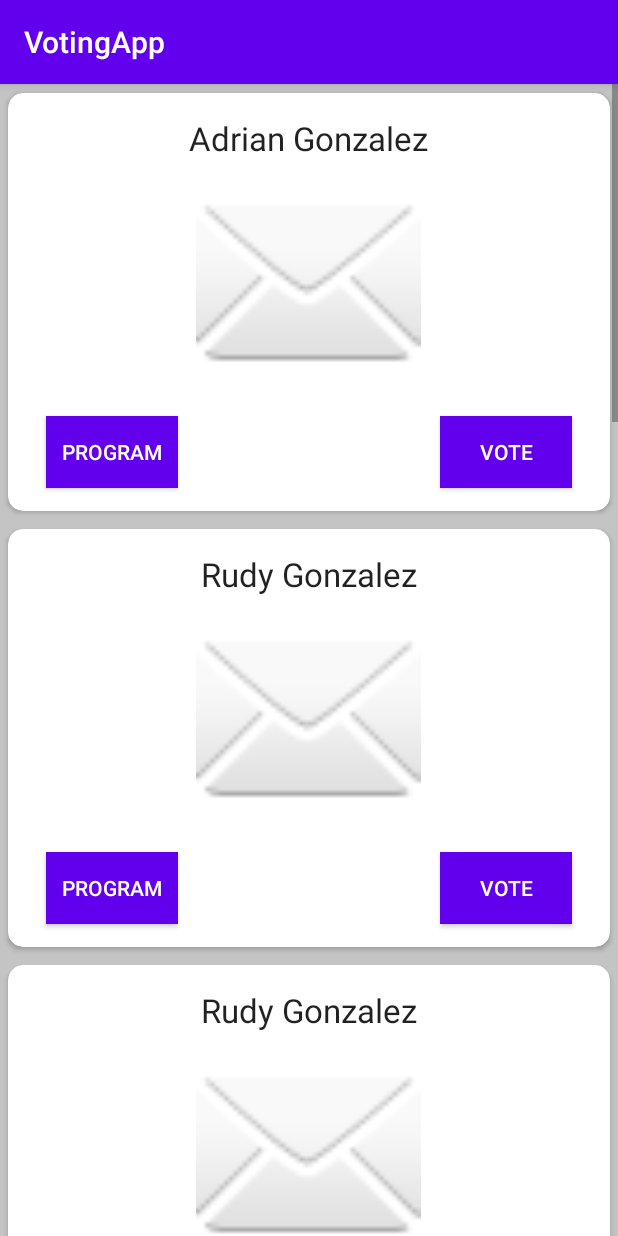
After one commit to Mazi222/Voting_system, an Android app: the CandidateListActivity screen opened directly, with no data from a screen before it, on a phone screen of 412 x 824 dp. The commit adds this screen. Run offline under Robolectric (Android 15) with nearby library versions, the phone set to English and light mode, and no system bars.

Commit message:
[candidates-view] create view

```diff
--- a/app/build.gradle
+++ b/app/build.gradle
@@ -48,6 +48,7 @@ dependencies {
     implementation 'androidx.recyclerview:recyclerview-selection:1.0.0'
     implementation 'com.google.android.material:material:1.1.0'
     implementation 'com.stepstone.stepper:material-stepper:3.2.3'
+    implementation "androidx.cardview:cardview:1.0.0"
     implementation 'androidx.legacy:legacy-support-v4:1.0.0'
     testImplementation 'junit:junit:4.12'
     androidTestImplementation 'androidx.test.ext:junit:1.1.1'
--- a/app/src/main/AndroidManifest.xml
+++ b/app/src/main/AndroidManifest.xml
@@ -9,6 +9,7 @@
         android:roundIcon="@mipmap/ic_launcher_round"
         android:supportsRtl="true"
         android:theme="@style/AppTheme">
+        <activity android:name=".CandidateListActivity"></activity>
         <activity
             android:name=".view.create.CreateVotingActivity"
             android:parentActivityName=".MainActivity">
--- /dev/null
+++ b/app/src/main/java/pl/edu/agh/votingapp/CandidateListActivity.kt
@@ -0,0 +1,40 @@
+package pl.edu.agh.votingapp
+
+import androidx.appcompat.app.AppCompatActivity
+import android.os.Bundle
+import androidx.recyclerview.widget.LinearLayoutManager
+import androidx.recyclerview.widget.RecyclerView
+
+class CandidateListActivity : AppCompatActivity() {
+    private lateinit var recyclerView: RecyclerView
+    private lateinit var viewAdapter: RecyclerView.Adapter<*>
+    private lateinit var viewManager: RecyclerView.LayoutManager
+    private var myDataset: Array<CandidateListElement> = arrayOf(
+        CandidateListElement("Adrian Gonzalez", android.R.drawable.ic_dialog_email),
+        CandidateListElement("Rudy Gonzalez", android.R.drawable.ic_dialog_email),
+        CandidateListElement("Rudy Gonzalez", android.R.drawable.ic_dialog_email),
+        CandidateListElement("Adrian Gonzalez", android.R.drawable.ic_dialog_email),
+        CandidateListElement("Rudy Gonzalez", android.R.drawable.ic_dialog_email),
+        CandidateListElement("Adrian Gonzalez", android.R.drawable.ic_dialog_email),
+        CandidateListElement("Rudy Gonzalez", android.R.drawable.ic_dialog_email),
+        CandidateListElement("Adrian Gonzalez", android.R.drawable.ic_dialog_email),
+        CandidateListElement("Rudy Gonzalez", android.R.drawable.ic_dialog_email)
+    )
+
+    override fun onCreate(savedInstanceState: Bundle?) {
+        super.onCreate(savedInstanceState)
+        setContentView(R.layout.activity_candidate_list)
+
+        viewManager = LinearLayoutManager(this)
+        viewAdapter = CandidateListAdapter(myDataset)
+
+        recyclerView = findViewById<RecyclerView>(R.id.candidate_list_rec_view).apply {
+            setHasFixedSize(true)
+
+            // use a linear layout manager
+            layoutManager = viewManager
+            adapter = viewAdapter
+
+        }
+    }
+}
--- /dev/null
+++ b/app/src/main/java/pl/edu/agh/votingapp/CandidateListAdapter.kt
@@ -0,0 +1,39 @@
+package pl.edu.agh.votingapp
+
+import android.view.LayoutInflater
+import android.view.View
+import android.view.ViewGroup
+import android.widget.ImageView
+import android.widget.RelativeLayout
+import android.widget.TextView
+import android.widget.Toast
+import androidx.recyclerview.widget.RecyclerView
+
+class CandidateListAdapter(private val myDataset: Array<CandidateListElement>) :
+    RecyclerView.Adapter<CandidateListAdapter.MyViewHolder>() {
+
+    class MyViewHolder(val view: View) : RecyclerView.ViewHolder(view) {
+        val textView: TextView = view.findViewById(R.id.candidate_name) as TextView
+        val candidatePhoto: ImageView = view.findViewById(R.id.ivCandidate) as ImageView
+        val relativeLayout: RelativeLayout = view.findViewById(R.id.relative_layout)
+    }
+
+    override fun onCreateViewHolder(parent: ViewGroup,
+                                    viewType: Int): CandidateListAdapter.MyViewHolder {
+        val cell = LayoutInflater.from(parent.context)
+            .inflate(R.layout.candidate_list_item, parent, false)
+
+        return MyViewHolder(cell)
+    }
+
+    override fun onBindViewHolder(holder: MyViewHolder, position: Int) {
+        val listElement: CandidateListElement = myDataset[position]
+        holder.textView.text = myDataset[position].name
+        holder.candidatePhoto.setImageResource(myDataset[position].image)
+        holder.relativeLayout.setOnClickListener(View.OnClickListener { view ->
+            Toast.makeText(view.context, "Congrats, u can click on stuff", Toast.LENGTH_LONG).show()
+        })
+    }
+
+    override fun getItemCount() = myDataset.size
+}
--- /dev/null
+++ b/app/src/main/java/pl/edu/agh/votingapp/CandidateListElement.kt
@@ -0,0 +1,5 @@
+package pl.edu.agh.votingapp
+
+class CandidateListElement(val name : String, val image: Int){
+
+}
--- a/app/src/main/java/pl/edu/agh/votingapp/MainActivity.kt
+++ b/app/src/main/java/pl/edu/agh/votingapp/MainActivity.kt
@@ -16,11 +16,20 @@ class MainActivity : AppCompatActivity() {
         createVotingBtn.setOnClickListener {
             this.createVoting()
         }
+
+        val joinVotingBtn: Button = findViewById(R.id.join_voting_btn)
+        joinVotingBtn.setOnClickListener {
+            this.joinVoting()
+        }
     }
 
     private fun createVoting() {
         val intent = Intent(this, CreateVotingActivity::class.java)
         startActivity(intent)
     }
+    private fun joinVoting() {  // navigates to CandidateListActivity, need to be changed later
+        val intent = Intent(this, CandidateListActivity::class.java)
+        startActivity(intent)
+    }
 
 }
--- /dev/null
+++ b/app/src/main/res/drawable/border.xml
@@ -0,0 +1,8 @@
+<?xml version="1.0" encoding="utf-8"?>
+<shape xmlns:android="http://schemas.android.com/apk/res/android"
+    android:shape="rectangle">
+    <solid android:color="#FFFFFF" />
+    <stroke
+        android:width="1dp"
+        android:color="#CCCCCC" />
+</shape>
--- /dev/null
+++ b/app/src/main/res/layout/activity_candidate_list.xml
@@ -0,0 +1,9 @@
+<?xml version="1.0" encoding="utf-8"?>
+<androidx.recyclerview.widget.RecyclerView xmlns:android="http://schemas.android.com/apk/res/android"
+    xmlns:tools="http://schemas.android.com/tools"
+    android:id="@+id/candidate_list_rec_view"
+    android:layout_width="match_parent"
+    android:layout_height="match_parent"
+    android:scrollbars="vertical">
+
+</androidx.recyclerview.widget.RecyclerView>
--- /dev/null
+++ b/app/src/main/res/layout/candidate_list_item.xml
@@ -0,0 +1,120 @@
+<?xml version="1.0" encoding="utf-8"?>
+<RelativeLayout xmlns:android="http://schemas.android.com/apk/res/android"
+    xmlns:card_view="http://schemas.android.com/apk/res-auto"
+    android:id="@+id/relative_layout"
+    android:layout_width="match_parent"
+    android:layout_height="wrap_content"
+
+    android:background="@color/cardview_shadow_start_color">
+<!--    android:background="@drawable/border">-->
+
+    <androidx.cardview.widget.CardView
+        android:id="@+id/card_view"
+        android:layout_width="match_parent"
+        android:layout_height="wrap_content"
+        card_view:cardCornerRadius="10dp"
+        card_view:cardElevation="2dp"
+        card_view:cardUseCompatPadding="true">
+
+        <LinearLayout
+            android:layout_width="match_parent"
+            android:layout_height="wrap_content"
+            android:orientation="vertical"
+            >
+
+            <TextView
+                android:id="@+id/candidate_name"
+                android:layout_width="wrap_content"
+                android:layout_height="wrap_content"
+                android:layout_gravity="center_horizontal"
+                android:layout_marginTop="15dp"
+                android:textAppearance="?android:attr/textAppearanceLarge" />
+
+            <ImageView
+                android:id="@+id/ivCandidate"
+                android:tag="image_tag"
+                android:layout_width="150dp"
+                android:layout_height="150dp"
+                android:layout_gravity="center_horizontal"
+                android:layout_margin="5dp"
+                android:layout_weight="1"
+                android:contentDescription="Icon"/>
+<!--                android:src="@drawable/ic_launcher"/>-->
+
+            <RelativeLayout
+                android:id="@+id/relativeLayout1"
+                android:layout_width="fill_parent"
+                android:layout_height="wrap_content" >
+
+                <Button
+                    android:id="@+id/btnProgram"
+                    android:layout_width="wrap_content"
+                    android:layout_height="wrap_content"
+                    android:layout_marginLeft="25dp"
+                    android:layout_marginStart="25dp"
+                    android:layout_marginTop="10dp"
+                    android:layout_marginBottom="15dp"
+                    android:background="@color/colorPrimary"
+                    android:textColor="#ffffff"
+                    android:text="Program"/>
+
+                <Button
+                    android:id="@+id/btnVote"
+                    android:layout_width="wrap_content"
+                    android:layout_height="wrap_content"
+                    android:layout_alignParentEnd="true"
+                    android:layout_alignParentRight="true"
+                    android:layout_marginRight="25dp"
+                    android:layout_marginEnd="25dp"
+                    android:layout_marginTop="10dp"
+                    android:layout_marginBottom="15dp"
+                    android:background="@color/colorPrimary"
+                    android:textColor="#ffffff"
+                    android:text="Vote" />
+
+            </RelativeLayout>
+
+        </LinearLayout>
+
+    </androidx.cardview.widget.CardView>
+
+<!--    <TextView-->
+<!--        android:id="@+id/candidate_name"-->
+<!--        android:layout_width="match_parent"-->
+<!--        android:layout_height="wrap_content"-->
+<!--        android:gravity="center_vertical"-->
+<!--        android:layout_alignParentTop="true"-->
+<!--        android:textSize="16sp" />-->
+
+<!--    <ImageView-->
+<!--        android:id="@+id/ivCandidate"-->
+<!--        android:layout_width="match_parent"-->
+<!--        android:layout_height="wrap_content"-->
+<!--        android:layout_alignParentStart="true"-->
+<!--        android:layout_alignParentLeft="false"-->
+<!--        android:layout_centerInParent="true"-->
+<!--        android:layout_centerHorizontal="true"-->
+<!--        android:layout_marginStart="16dp"-->
+<!--        android:layout_marginEnd="16dp"-->
+<!--        android:layout_below="@id/candidate_name"-->
+<!--        android:contentDescription="Icon" />-->
+
+<!--        <Button-->
+<!--            android:id="@+id/btnProgram"-->
+<!--            android:layout_width="wrap_content"-->
+<!--            android:layout_height="wrap_content"-->
+<!--            android:layout_below="@id/ivCandidate"-->
+<!--            android:layout_alignParentLeft="true"-->
+<!--            android:text="Program"-->
+<!--            android:layout_alignParentStart="true" />-->
+
+<!--        <Button-->
+<!--            android:id="@+id/btnVote"-->
+<!--            android:layout_width="wrap_content"-->
+<!--            android:layout_height="wrap_content"-->
+<!--            android:layout_below="@id/ivCandidate"-->
+<!--            android:layout_alignParentRight="true"-->
+<!--            android:text="Vote"-->
+<!--            android:layout_alignParentEnd="true" />-->
+
+</RelativeLayout>
```
